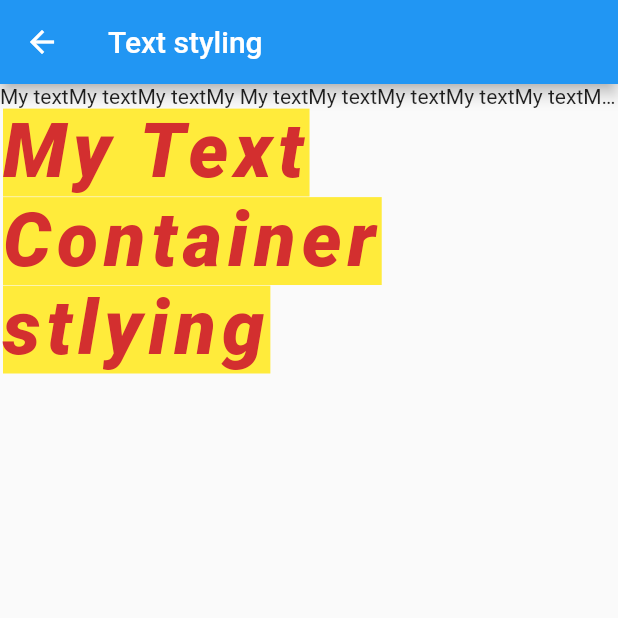
After one commit to Gabula145/bookstore, a Flutter app: the screen it shows after launch, after a tap on "Text styling", on a phone screen of 412 x 824 dp, the top half of it. The commit adds this screen. Run offline on Flutter 3.47's test engine with Material 2 defaults, Android fonts, the phone set to English and light mode, and no system bars; network calls fail; statements that could not run were skipped.

Commit message:
screens and styling

```diff
--- a/lib/main.dart
+++ b/lib/main.dart
@@ -1,5 +1,10 @@
 import 'package:flutter/material.dart';
-import 'package:bookstore/screens/columns.dart';
+import 'package:bookstore/screens/ColumnsScreen.dart';
+import 'package:bookstore/screens/ContainerScreen.dart';
+import 'package:bookstore/screens/ContainerStylingScreen.dart';
+import 'package:bookstore/screens/ImagesScreen.dart';
+import 'package:bookstore/screens/RowsScreen.dart';
+import 'package:bookstore/screens/TextStylingScreen.dart';
 
 void main() {
   runApp(const MyApp());
@@ -12,11 +17,11 @@ class MyApp extends StatelessWidget {
   @override
   Widget build(BuildContext context) {
     return MaterialApp(
-      title: 'Flutter BookStore',
+      title: 'Flutter Demo',
       theme: ThemeData(
-        primarySwatch: Colors.blue,
+        primarySwatch: Color.blue,
       ),
-      home: const MyHomePage(title: 'Flutter BookStore'),
+      home: const MyHomePage(title: 'Flutter Shop'),
     );
   }
 }
@@ -35,23 +40,120 @@ class _MyHomePageState extends State<MyHomePage> {
   Widget build(BuildContext context) {
     return Scaffold(
       appBar: AppBar(
-        title: Text("Book Store"),
+        title: Text("Home screen"),
       ),
-      body: InkWell(
+      body: ListView(
+        children: [
+          ListTile(
+            title: Text("Coulumns"),
+            leading: Icon(Icons.view_column_outlined),
+            trailing: Icon(Icons.chevron_right),
+            subtitle: Text("All about columns..."),
             onTap: () {
               Navigator.push(
                 context,
                 MaterialPageRoute(
-              builder: (context) => columns(),
+                  builder: (context) => ColumnScreen(),
                 ),
               );
             },
-        child: Center(child: Text("Hello me")),
+          ),
+          ListTile(
+            title: Text("Rows"),
+            leading: Icon(Icons.table_rows_outlined),
+            trailing: Icon(Icons.chevron_right),
+            subtitle: Text("All about rows..."),
+            onTap: () {
+              Navigator.push(
+                context,
+                MaterialPageRoute(
+                  builder: (context) => RowsScreen(),
+                ),
+              );
+            },
+          ),
+          ListTile(
+            title: Text("Container"),
+            leading: Icon(Icons.check_box_outline_blank),
+            trailing: Icon(Icons.chevron_right),
+            subtitle: Text("All about container..."),
+            onTap: () {
+              Navigator.push(
+                context,
+                MaterialPageRoute(
+                  builder: (context) => ContainerScreen(),
+                ),
+              );
+            },
+          ),
+          ListTile(
+            title: Text("Images"),
+            leading: Icon(Icons.photo_size_select_actual_outlined),
+            trailing: Icon(Icons.chevron_right),
+            subtitle: Text("All about images..."),
+            onTap: () {
+              Navigator.push(
+                context,
+                MaterialPageRoute(
+                  builder: (context) => ImagesScreen(),
+                ),
+              );
+            },
+          ),
+          ListTile(
+            title: Text("Text styling"),
+            leading: Icon(Icons.text_fields_outlined),
+            trailing: Icon(Icons.chevron_right),
+            subtitle: Text("Decorating text..."),
+            onTap: () {
+              Navigator.push(
+                context,
+                MaterialPageRoute(
+                  builder: (context) => TextStylingScreen(),
+                ),
+              );
+            },
+          ),
+
+          ListTile(
+            title: Text("Container styling"),
+            leading: Icon(Icons.deblur_rounded),
+            trailing: Icon(Icons.chevron_right),
+            subtitle: Text("Decorating containers..."),
+            onTap: () {
+              Navigator.push(
+                context,
+                MaterialPageRoute(
+                  builder: (context) => ContainerStylingScreen(),
+                ),
+              );
+            },
+          ),
+
+          /*InkWell(
+            onTap: () {
+              Navigator.push(
+                context,
+                MaterialPageRoute(
+                  builder: (context) => ColumnScreen(),
+                ),
+              );
+            },
+            child: Text("Columns"),
+          ),
+          InkWell(
+            onTap: () {
+              Navigator.push(
+                context,
+                MaterialPageRoute(
+                  builder: (context) => ColumnScreen(),
+                ),
+              );
+            },
+            child: Text("Columns"),
+          ),*/
+        ],
       ),
     );
   }
-
-  //columns() {}
-
-
 }
--- /dev/null
+++ b/lib/screens/ColumnsScreen.dart
@@ -0,0 +1,33 @@
+import 'package:flutter/cupertino.dart';
+import 'package:flutter/material.dart';
+
+class ColumnScreen extends StatefulWidget {
+  const ColumnScreen({super.key});
+
+  @override
+  State<ColumnScreen> createState() => _ColumnScreenState();
+}
+
+class _ColumnScreenState extends State<ColumnScreen> {
+  @override
+  Widget build(BuildContext context) {
+    return Scaffold(
+      appBar: AppBar(
+        title: const Text('Columns'),
+      ),
+      body: Column(
+        mainAxisAlignment: MainAxisAlignment.center,
+        children: [
+          Text("My Text #1"),
+          Text("My Text #2"),
+          Text("My Text #3"),
+          Text("My Text #4"),
+          Text("My Text #5"),
+          Text("My Text #6"),
+          Text("My Text #7"),
+          Text("My Text #8"),
+        ],
+      ),
+    );
+  }
+}
--- /dev/null
+++ b/lib/screens/RowsScreen.dart
@@ -0,0 +1,30 @@
+import 'package:flutter/cupertino.dart';
+import 'package:flutter/material.dart';
+
+class RowsScreen extends StatefulWidget {
+  const RowsScreen({super.key});
+
+  @override
+  State<RowsScreen> createState() => _RowsScreenState();
+}
+
+class _RowsScreenState extends State<RowsScreen> {
+  @override
+  Widget build(BuildContext context) {
+    return Scaffold(
+      appBar: AppBar(
+        title: const Text('Rows'),
+      ),
+      body: Row(
+        mainAxisAlignment: MainAxisAlignment.center,
+        children: [
+          Text("1"),
+          Text("2"),
+          Text("3"),
+          Text("4"),
+          Text("5"),
+        ],
+      ),
+    );
+  }
+}
--- /dev/null
+++ b/lib/screens/TextStylingScreen.dart
@@ -0,0 +1,59 @@
+import 'package:flutter/cupertino.dart';
+import 'package:flutter/material.dart';
+
+class TextStylingScreen extends StatefulWidget {
+  const TextStylingScreen({super.key});
+
+  @override
+  State<TextStylingScreen> createState() => _myState();
+}
+
+class _myState extends State<TextStylingScreen> {
+  @override
+  Widget build(BuildContext context) {
+    return Scaffold(
+      appBar: AppBar(
+        title: const Text('Text styling'),
+      ),
+      body: ListView(
+        children: [
+          Container(
+            child: Text(
+              "My textMy textMy textMy My textMy textMy textMy textMy textMy text textMy textMy textMy textMy textMy textMy text My text My text...",
+              textAlign: TextAlign.justify,
+              maxLines: 1,
+              overflow: TextOverflow.ellipsis,
+              style: TextStyle(),
+            ),
+          ),
+          Container(
+            child: Text(
+              "My Text",
+              style: TextStyle(
+                color: Colors.red.shade700,
+                backgroundColor: Colors.yellow,
+                fontSize: 50,
+                fontStyle: FontStyle.italic,
+                letterSpacing: 4,
+                fontWeight: FontWeight.w800,
+              ),
+            ),
+          ),
+          Container(
+            child: Text(
+              "Container stlying",
+              style: TextStyle(
+                color: Colors.red.shade700,
+                backgroundColor: Colors.yellow,
+                fontSize: 50,
+                fontStyle: FontStyle.italic,
+                letterSpacing: 4,
+                fontWeight: FontWeight.w800,
+              ),
+            ),
+          ),
+        ],
+      ),
+    );
+  }
+}
```
Also changed, not shown: lib/screens/ContainerScreen.dart (added, +45 -0 lines), lib/screens/ContainerStylingScreen.dart (added, +45 -0 lines), lib/screens/ImagesScreen.dart (added, +42 -0 lines). Lines whose indentation alone changed are shown as unchanged.
